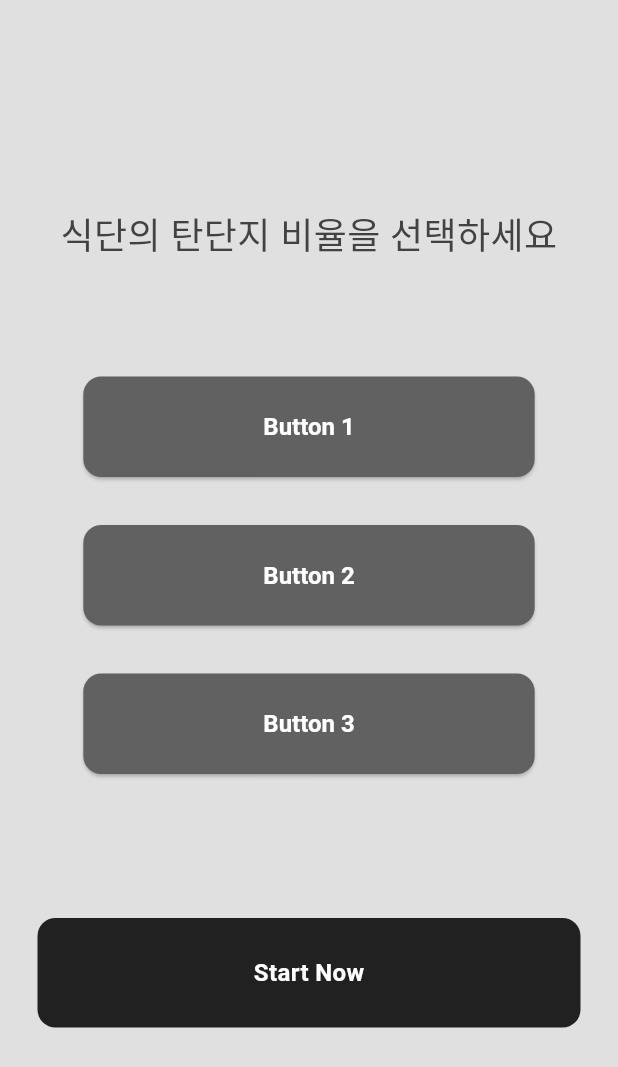
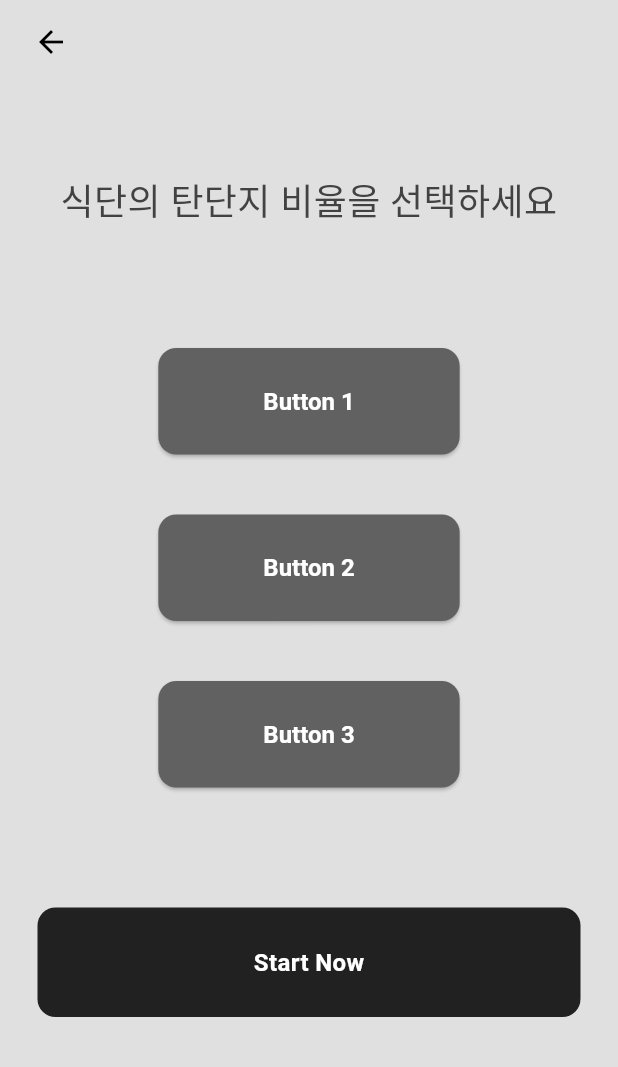
Before and after one commit to sqautboy/MyMacro, a Flutter app: the screen it shows after launch, after a tap on "Next", on a phone screen of 412 x 824 dp. Shown: the top 1067 px of the screen. Run offline on Flutter 3.47's test engine with Material 3 defaults, Android fonts, the phone set to English and light mode, and no system bars; our stand-ins replace google_nav_bar, isar, percent_indicator, table_calendar; accounts and stored records are empty; generated files the repository leaves out were written again.

Commit message:
UI Update

```diff
--- a/lib/pages/second_intro.dart
+++ b/lib/pages/second_intro.dart
@@ -14,14 +14,22 @@ class _SecondIntroState extends State<SecondIntro> {
   @override
   Widget build(BuildContext context) {
     return Scaffold(
+      appBar: AppBar(
         backgroundColor: Colors.grey[300],
-      body: Center(
-        child: Padding(
+        leading: IconButton(
+          padding: const EdgeInsets.only(left: 12.0),
+          icon: const Icon(Icons.arrow_back, color: Colors.black), // 뒤로가기 아이콘 색상 변경
+          onPressed: () => Navigator.of(context).pop(), // 뒤로가기 기능
+        ),
+      ),
+      backgroundColor: Colors.grey[300],
+      body: Padding(
         padding: const EdgeInsets.symmetric(horizontal: 25.0),
         child: Column(
-            mainAxisAlignment: MainAxisAlignment.center,
           children: [
-              // sub title
+            const SizedBox(
+              height: 60,
+            ),
             Text(
               '식단의 탄단지 비율을 선택하세요',
               style: TextStyle(
@@ -44,7 +52,7 @@ class _SecondIntroState extends State<SecondIntro> {
             ),
 
             const SizedBox(
-                height: 80,
+              height: 60,
             ),
 
             // start now button
@@ -75,13 +83,12 @@ class _SecondIntroState extends State<SecondIntro> {
           ],
         ),
       ),
-      ),
     );
   }
 
   Widget _buildToggleButton(int index, String text) {
     return Padding(
-      padding: const EdgeInsets.symmetric(vertical: 16),
+      padding: const EdgeInsets.symmetric(vertical: 20),
       child: ElevatedButton(
         onPressed: () {
           setState(() {
@@ -89,7 +96,7 @@ class _SecondIntroState extends State<SecondIntro> {
           });
         },
         style: ElevatedButton.styleFrom(
-          padding: const EdgeInsets.symmetric(horizontal: 120, vertical: 24),
+          padding: const EdgeInsets.symmetric(horizontal: 70, vertical: 26),
           foregroundColor: Colors.white,
           textStyle: const TextStyle(
             fontWeight: FontWeight.bold,
```
Lines whose indentation alone changed are shown as unchanged.
